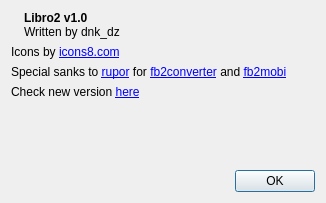
This is src/designer/aboutdialog.ui in dnkorpushov/libro2 as Qt 5 draws it before an edit. The edited form follows.
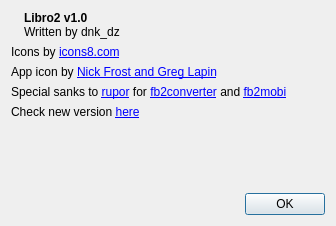
This is the edited form. Icons and pictures are not drawn.

Diff of the .ui file:
```diff
--- a/src/designer/aboutdialog.ui
+++ b/src/designer/aboutdialog.ui
@@ -6,8 +6,8 @@
    <rect>
     <x>0</x>
     <y>0</y>
-    <width>326</width>
-    <height>203</height>
+    <width>336</width>
+    <height>226</height>
    </rect>
   </property>
   <property name="sizePolicy">
@@ -107,6 +107,13 @@
      </property>
     </widget>
    </item>
+   <item>
+    <widget class="QLabel" name="labelAppIcon">
+     <property name="text">
+      <string>&lt;html&gt;&lt;head/&gt;&lt;body&gt;&lt;p&gt;App icon by &lt;a href=&quot;https://icon-icons.com/users/5C4aDHDZ0aEGLnypl9KyW/icon-sets/&quot;&gt;&lt;span style=&quot; text-decoration: underline; color:#0000ff;&quot;&gt;Nick Frost and Greg Lapin&lt;/span&gt;&lt;/a&gt;&lt;/p&gt;&lt;/body&gt;&lt;/html&gt;</string>
+     </property>
+    </widget>
+   </item>
    <item>
     <widget class="QLabel" name="labelRuporCredits">
      <property name="text">
```
Left out of the diff: 16 changed lines with no effect on the pictures.
